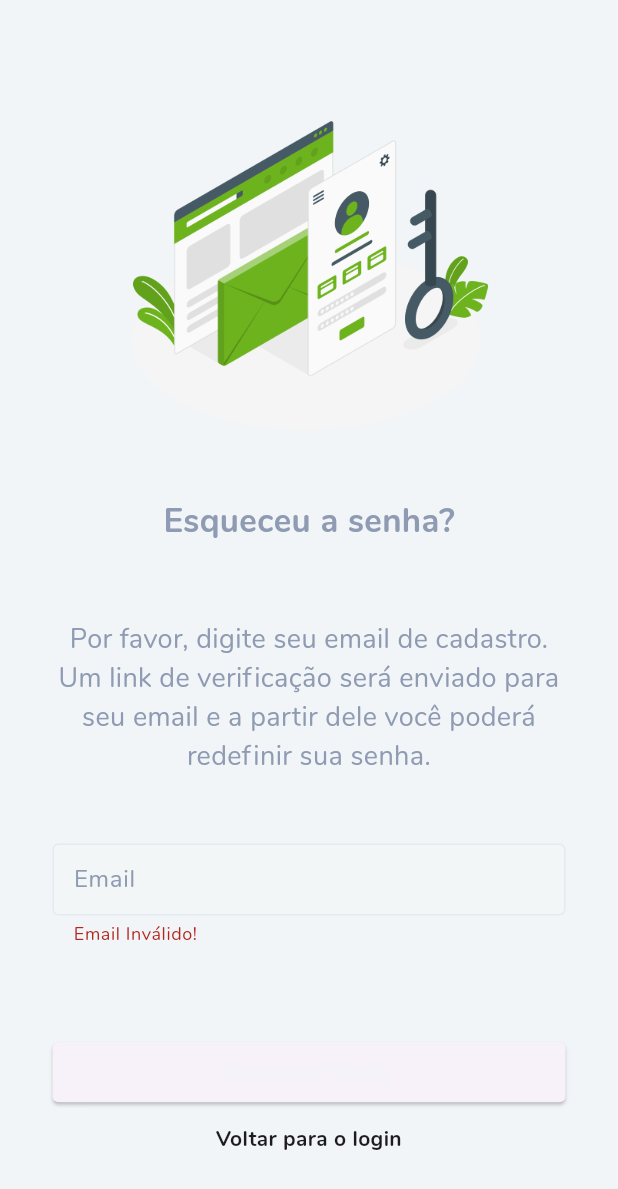
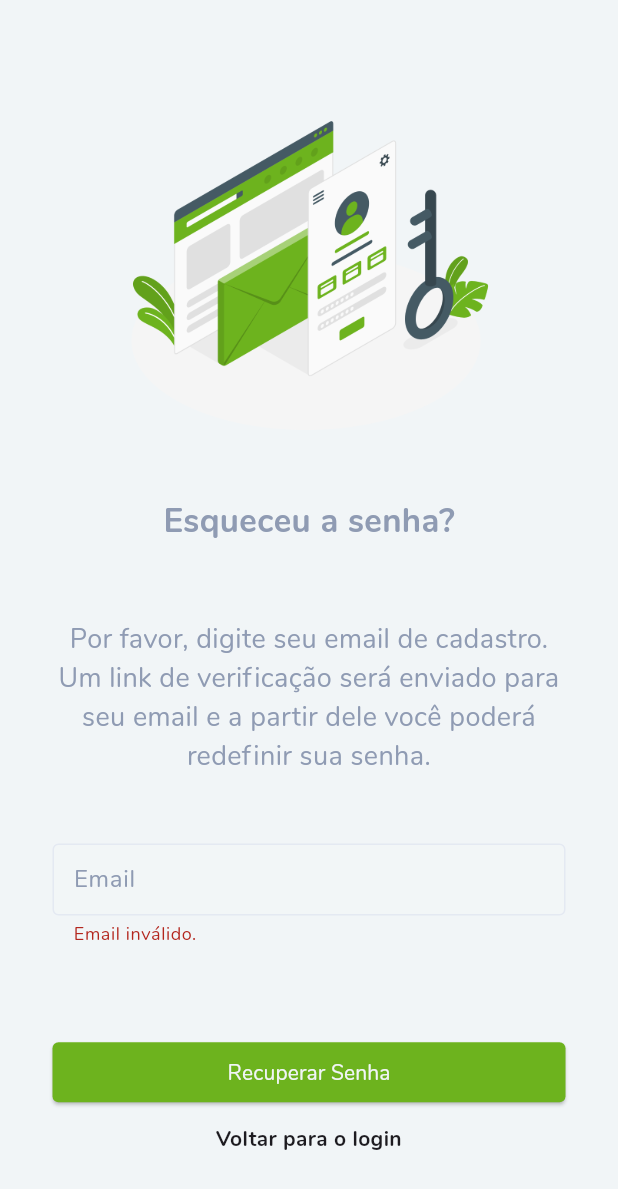
Before and after one commit to institutosocialtech/mpi-brasil, a Flutter app: the ForgotPassword screen opened by its route, after a tap on "Recuperar Senha", on a phone screen of 412 x 824 dp. Shown: the top 1189 px of the screen. Run offline on Flutter 3.47's test engine with Material 3 defaults, Android fonts, the phone set to English and light mode, and no system bars; our stand-ins replace diacritic, flutter_speed_dial, flutter_svg, introduction_screen, mask_text_input_formatter, package_info_plus and 2 more; missing offline and left inert: flutter_mailer, markdown_widget; accounts and stored records are empty; generated files the repository leaves out were written again.

Commit message:
l10n: forgot password strings and assets

```diff
--- a/lib/assets.dart
+++ b/lib/assets.dart
@@ -9,9 +9,10 @@ class MpiAssets {
   // search page
   static String imgMedComposition = 'assets/images/med_composition.png';
 
-  // onboarding page
+  // undraw images
   static String imgUndrawDoctors = 'assets/undraw/doctors.png';
   static String imgUndrawMedicalCare = 'assets/undraw/medical_care.png';
   static String imgUndrawMedicine = 'assets/undraw/medicine.png';
   static String imgUndrawQuestions = 'assets/undraw/questions.png';
+  static String imgUndrawAccountAmico = 'assets/undraw/account_amico.png';
 }
--- a/lib/screens/login/forgot_password.dart
+++ b/lib/screens/login/forgot_password.dart
@@ -1,5 +1,7 @@
 import 'package:flutter/material.dart';
+import 'package:mpibrasil/assets.dart';
 import 'package:mpibrasil/constants.dart';
+import 'package:mpibrasil/generated/l10n.dart';
 import 'package:mpibrasil/models/http_exception.dart';
 import 'package:mpibrasil/providers/auth.dart';
 import 'package:mpibrasil/screens/common/splashscreen.dart';
@@ -46,14 +48,16 @@ class _ForgotPasswordCardState extends State<ForgotPasswordCard> {
     showDialog(
       context: context,
       builder: (context) => AlertDialog(
-        title: Text("Erro"),
+        title: Text(S.current.error),
         content: Container(
           margin: EdgeInsets.only(top: 10),
           child: Text(message),
         ),
         actions: <Widget>[
           TextButton(
-              onPressed: () => Navigator.of(context).pop(), child: Text("OK")),
+            onPressed: () => Navigator.of(context).pop(),
+            child: Text(S.current.ok),
+          ),
         ],
       ),
     );
@@ -73,18 +77,17 @@ class _ForgotPasswordCardState extends State<ForgotPasswordCard> {
       await Provider.of<Auth>(context, listen: false).forgotPassword(email);
       // success msg
       final snackbar = SnackBar(
-        content: Text("Solicitação enviada, por favor verifique seu email!"),
+        content: Text(S.current.forgotPasswordRequestSent),
       );
       ScaffoldMessenger.of(context).showSnackBar(snackbar);
     } on HttpException catch (error) {
-      var errorMessage = 'Falha ao tentar recuperar a senha!';
-      if (error.toString() == "EMAIL_NOT_FOUND") {
-        errorMessage = "O endereço de email digitado não está cadastrado!";
-      }
+      var errorMessage = error.message == "EMAIL_NOT_FOUND"
+          ? S.current.forgotPasswordErrorEmailNotFound
+          : S.current.forgotPasswordErrorGeneric;
+
       _showErrorDialog(errorMessage);
     } catch (error) {
-      const errorMessage = 'Erro desconhecido';
-      _showErrorDialog(errorMessage);
+      _showErrorDialog(S.current.errorUnexpected(error));
     }
 
     // hide progress indicator
@@ -93,8 +96,6 @@ class _ForgotPasswordCardState extends State<ForgotPasswordCard> {
 
   @override
   Widget build(BuildContext context) {
-    final deviceSize = MediaQuery.of(context).size;
-
     var titleStyle = TextStyle(
       color: kColorMPIGray,
       fontSize: 22,
@@ -105,9 +106,6 @@ class _ForgotPasswordCardState extends State<ForgotPasswordCard> {
       color: kColorMPIGray,
       fontSize: 18,
     );
-
-    var fPasswordMsg = "Por favor, digite seu email de cadastro. " +
-        "Um link de verificação será enviado para seu email e a partir dele você poderá redefinir sua senha.";
 
     return _isLoading
         ? SplashScreen()
@@ -120,18 +118,18 @@ class _ForgotPasswordCardState extends State<ForgotPasswordCard> {
                 children: <Widget>[
                   // image
                   Image.asset(
-                    "assets/undraw/account_amico.png",
+                    MpiAssets.imgUndrawAccountAmico,
                     height: 256,
                     width: 256,
                   ),
 
                   // title
-                  Text("Esqueceu a senha?", style: titleStyle),
+                  Text(S.current.forgotPasswordPageTitle, style: titleStyle),
 
                   // message
                   SizedBox(height: 10),
                   Text(
-                    fPasswordMsg,
+                    S.current.forgotPasswordPageBody,
                     style: messageStyle,
                     textAlign: TextAlign.center,
                   ),
@@ -143,14 +141,14 @@ class _ForgotPasswordCardState extends State<ForgotPasswordCard> {
                     keyboardType: TextInputType.emailAddress,
                     decoration: InputDecoration(
                       border: OutlineInputBorder(),
-                      labelText: "Email",
+                      labelText: S.current.forgotPasswordEmailHintText,
                       contentPadding: EdgeInsets.symmetric(horizontal: 10),
                     ),
                     validator: (value) {
                       if (value == null ||
                           value.isEmpty ||
                           !value.contains('@'))
-                        return 'Email Inválido!';
+                        return S.current.forgotPasswordErrorInvalidEmail;
                       else
                         return null;
                     },
@@ -165,11 +163,11 @@ class _ForgotPasswordCardState extends State<ForgotPasswordCard> {
                       ElevatedButton(
                         onPressed: _submit,
                         child: Text(
-                          "Recuperar Senha",
+                          S.current.forgotPasswordPageButtonSubmit,
                           style: TextStyle(color: kColorMPIWhite),
                         ),
                         style: ElevatedButton.styleFrom(
-                          foregroundColor: kColorMPIBlue,
+                          backgroundColor: kColorMPIGreen,
                         ),
                       ),
 
@@ -178,7 +176,7 @@ class _ForgotPasswordCardState extends State<ForgotPasswordCard> {
                       InkWell(
                         onTap: () => Navigator.of(context).pop(),
                         child: Text(
-                          "Voltar para o login",
+                          S.current.forgotPasswordPageLabelBackToLogin,
                           textAlign: TextAlign.center,
                           style: TextStyle(fontWeight: FontWeight.bold),
                         ),
```
Also changed, not shown: lib/l10n/intl_pt.arb (+12 -0 lines).
